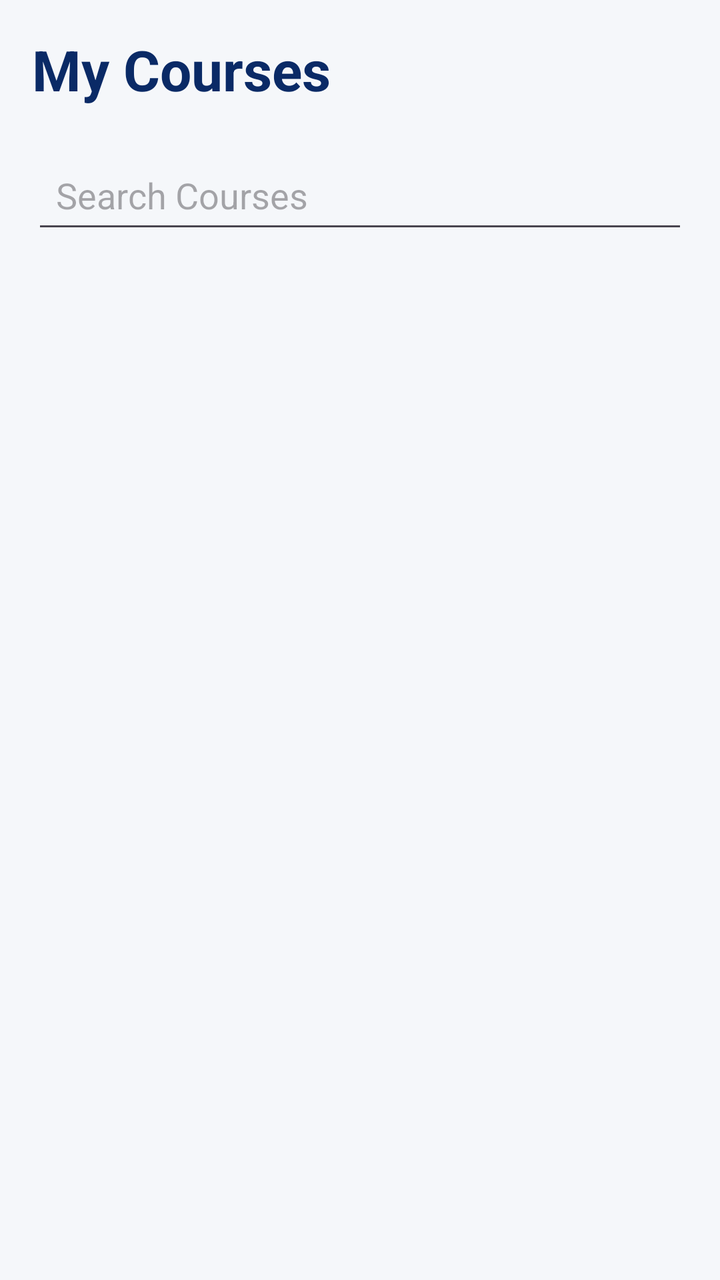
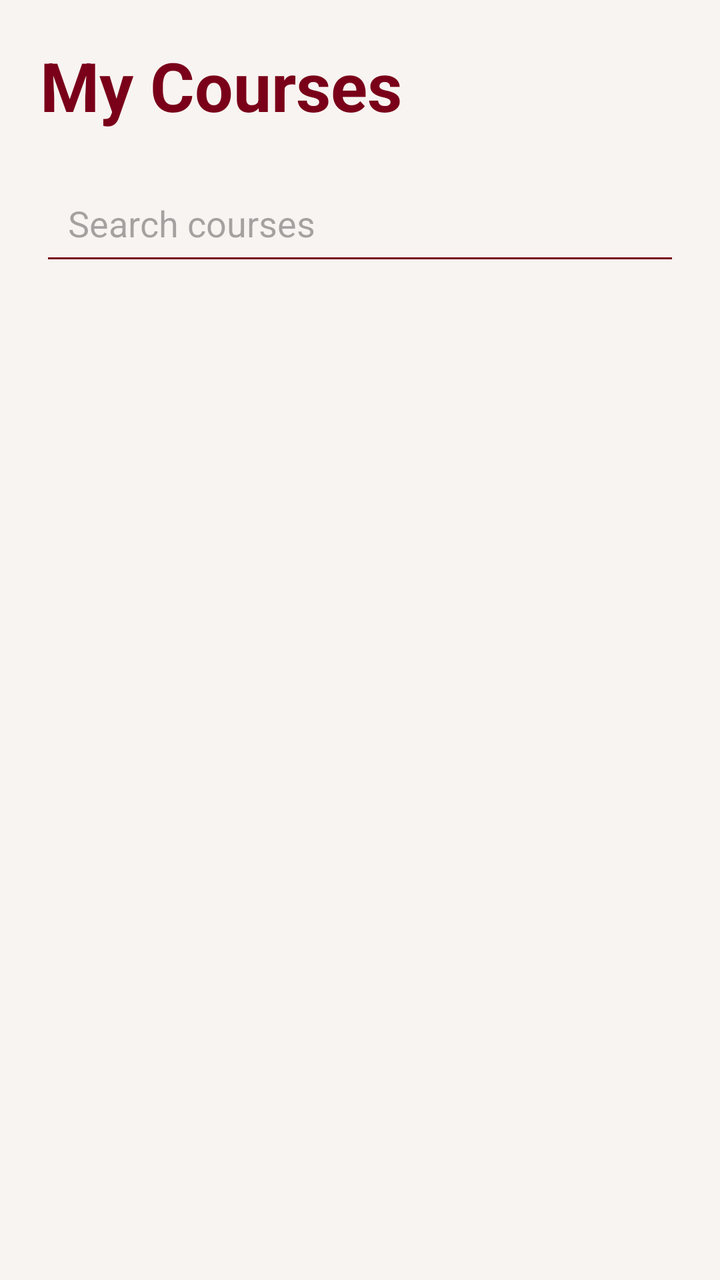

The first picture is an Android layout as it rendered before a commit; the second is the same layout after the commit. The layout source and the unified diff follow.
<!-- AndroidManifest.xml: application theme Theme.AUBStudyNotesApp -->
<!-- res/layout/activity_courses.xml -->
<?xml version="1.0" encoding="utf-8"?>
<LinearLayout xmlns:android="http://schemas.android.com/apk/res/android"
    android:layout_width="match_parent"
    android:layout_height="match_parent"
    android:orientation="vertical"
    android:padding="16dp"
    android:background="#F5F7FA">

    <TextView
        android:layout_width="wrap_content"
        android:layout_height="wrap_content"
        android:text="My Courses"
        android:textSize="28sp"
        android:textStyle="bold"
        android:textColor="#0A2A66"
        android:layout_marginBottom="20dp"/>

    <EditText
        android:id="@+id/searchBar"
        android:layout_width="match_parent"
        android:layout_height="wrap_content"
        android:hint="Search Courses"
        android:padding="12dp"
        android:layout_marginBottom="16dp"/>

    <androidx.recyclerview.widget.RecyclerView
        android:id="@+id/recyclerCourses"
        android:layout_width="match_parent"
        android:layout_height="match_parent"/>

</LinearLayout>
<!-- resources referenced by this layout -->
<resources>
  <style name="Theme.AUBStudyNotesApp" parent="Base.Theme.AUBStudyNotesApp" />
  <style name="Base.Theme.AUBStudyNotesApp" parent="Theme.Material3.DayNight.NoActionBar">
          
          
      </style>
</resources>

<!-- the commit's change to res/layout/activity_courses.xml (unified diff, before → after) -->
@@ -3,25 +3,26 @@
     android:layout_width="match_parent"
     android:layout_height="match_parent"
     android:orientation="vertical"
-    android:padding="16dp"
-    android:background="#F5F7FA">
+    android:padding="20dp"
+    android:background="#F8F4F1">
 
     <TextView
         android:layout_width="wrap_content"
         android:layout_height="wrap_content"
         android:text="My Courses"
-        android:textSize="28sp"
+        android:textSize="34sp"
         android:textStyle="bold"
-        android:textColor="#0A2A66"
+        android:textColor="#7A0019"
         android:layout_marginBottom="20dp"/>
 
     <EditText
         android:id="@+id/searchBar"
         android:layout_width="match_parent"
         android:layout_height="wrap_content"
-        android:hint="Search Courses"
-        android:padding="12dp"
-        android:layout_marginBottom="16dp"/>
+        android:hint="Search courses"
+        android:padding="14dp"
+        android:backgroundTint="#7A0019"
+        android:layout_marginBottom="20dp"/>
 
     <androidx.recyclerview.widget.RecyclerView
         android:id="@+id/recyclerCourses"
